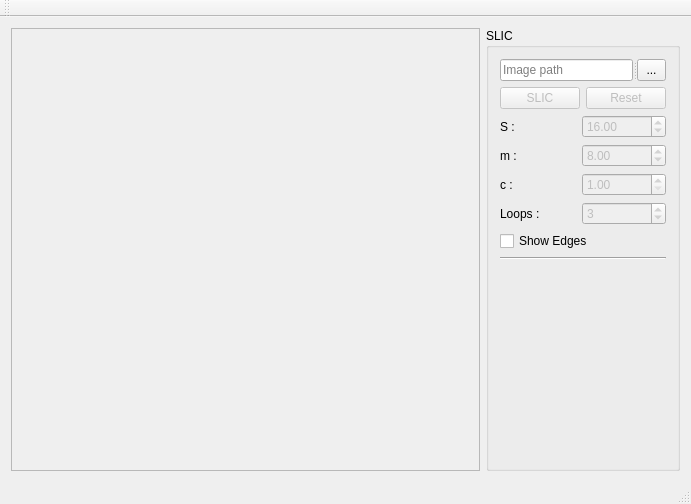
Qt form QtGuiApplication1/QtGuiApplication1.ui (fatehmtd/SLIC_QtGUI) before a commit.
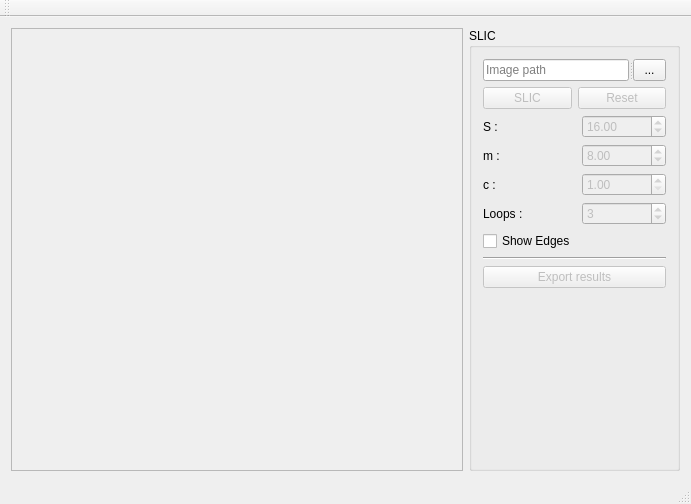
The same form after that commit.

Commit message:
Export functionality added
+ Added an export button to export the results

```diff
--- a/QtGuiApplication1/QtGuiApplication1.ui
+++ b/QtGuiApplication1/QtGuiApplication1.ui
@@ -37,7 +37,7 @@
         <rect>
          <x>0</x>
          <y>0</y>
-         <width>487</width>
+         <width>475</width>
          <height>431</height>
         </rect>
        </property>
@@ -86,7 +86,7 @@
        <string>SLIC</string>
       </property>
       <layout class="QGridLayout" name="gridLayout">
-       <item row="0" column="0" colspan="2">
+       <item row="0" column="0" colspan="4">
         <widget class="QSplitter" name="splitter">
          <property name="orientation">
           <enum>Qt::Horizontal</enum>
@@ -106,7 +106,7 @@
          </widget>
         </widget>
        </item>
-       <item row="1" column="0" colspan="2">
+       <item row="1" column="0" colspan="4">
         <layout class="QGridLayout" name="gridLayout_3">
          <item row="0" column="0">
           <widget class="QPushButton" name="btnSLIC">
@@ -137,7 +137,7 @@
          </property>
         </widget>
        </item>
-       <item row="2" column="1">
+       <item row="2" column="3">
         <widget class="QDoubleSpinBox" name="valueS">
          <property name="enabled">
           <bool>false</bool>
@@ -160,7 +160,7 @@
          </property>
         </widget>
        </item>
-       <item row="3" column="1">
+       <item row="3" column="3">
         <widget class="QDoubleSpinBox" name="valueM">
          <property name="enabled">
           <bool>false</bool>
@@ -183,7 +183,7 @@
          </property>
         </widget>
        </item>
-       <item row="4" column="1">
+       <item row="4" column="3">
         <widget class="QDoubleSpinBox" name="valueC">
          <property name="enabled">
           <bool>false</bool>
@@ -193,14 +193,14 @@
          </property>
         </widget>
        </item>
-       <item row="5" column="0">
+       <item row="5" column="0" colspan="2">
         <widget class="QLabel" name="label_3">
          <property name="text">
           <string>Loops :</string>
          </property>
         </widget>
        </item>
-       <item row="5" column="1">
+       <item row="5" column="3">
         <widget class="QSpinBox" name="valueLoops">
          <property name="enabled">
           <bool>false</bool>
@@ -213,21 +213,21 @@
          </property>
         </widget>
        </item>
-       <item row="6" column="0" colspan="2">
+       <item row="6" column="0" colspan="3">
         <widget class="QCheckBox" name="valueEdges">
          <property name="text">
           <string>Show Edges</string>
          </property>
         </widget>
        </item>
-       <item row="7" column="0" colspan="2">
+       <item row="7" column="0" colspan="4">
         <widget class="Line" name="line">
          <property name="orientation">
           <enum>Qt::Horizontal</enum>
          </property>
         </widget>
        </item>
-       <item row="8" column="0">
+       <item row="9" column="2">
         <spacer name="verticalSpacer">
          <property name="orientation">
           <enum>Qt::Vertical</enum>
@@ -240,6 +240,16 @@
          </property>
         </spacer>
        </item>
+       <item row="8" column="0" colspan="4">
+        <widget class="QPushButton" name="btnExport">
+         <property name="enabled">
+          <bool>false</bool>
+         </property>
+         <property name="text">
+          <string>Export results</string>
+         </property>
+        </widget>
+       </item>
       </layout>
      </widget>
     </item>
```
The commit also changes 2 other files.
